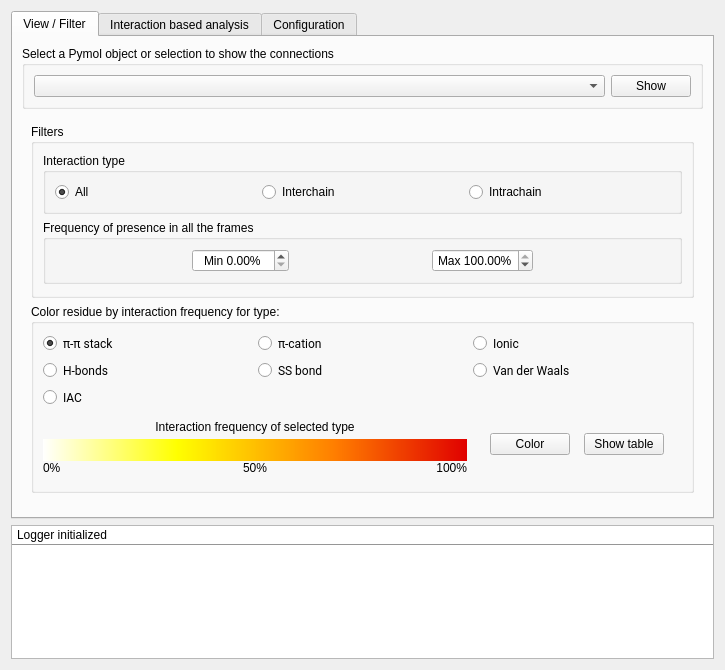
Before: the Qt Designer form plugin.ui in BioComputingUP/ring-pymol, drawn with Qt 5.
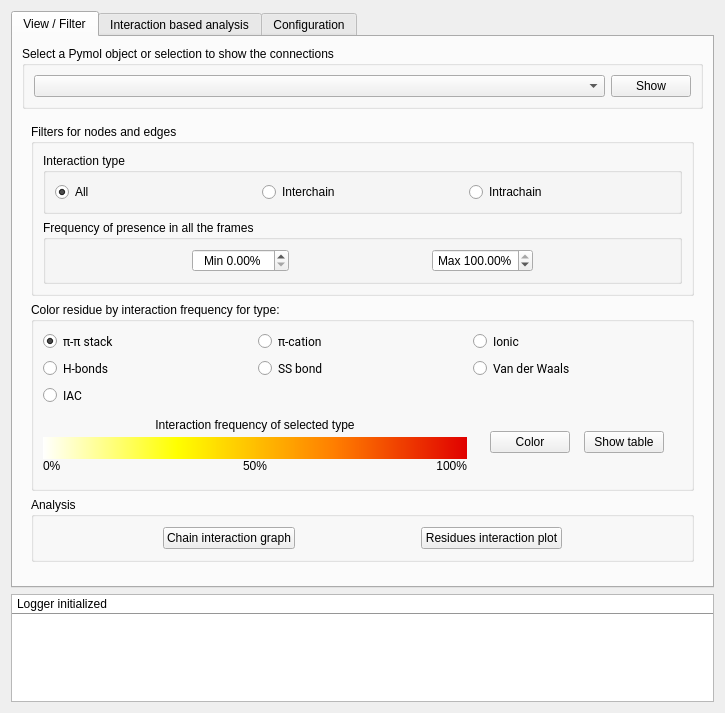
After: the same form once the commit is applied.

Commit message: Chain graph and residue interaction plot

Diff of the .ui file:
```diff
--- a/plugin.ui
+++ b/plugin.ui
@@ -7,7 +7,7 @@
     <x>0</x>
     <y>0</y>
     <width>725</width>
-    <height>670</height>
+    <height>713</height>
    </rect>
   </property>
   <property name="sizePolicy">
@@ -429,7 +429,7 @@
           <item row="0" column="1" colspan="2">
            <widget class="QGroupBox" name="groupBox">
             <property name="title">
-             <string>Filters</string>
+             <string>Filters for nodes and edges</string>
             </property>
             <layout class="QVBoxLayout" name="verticalLayout_3">
              <item>
@@ -542,6 +542,44 @@
             </layout>
            </widget>
           </item>
+          <item row="2" column="1" colspan="2">
+           <widget class="QGroupBox" name="groupBox_2">
+            <property name="title">
+             <string>Analysis</string>
+            </property>
+            <layout class="QHBoxLayout" name="horizontalLayout_4">
+             <item>
+              <widget class="QPushButton" name="chain_graph">
+               <property name="sizePolicy">
+                <sizepolicy hsizetype="Fixed" vsizetype="Fixed">
+                 <horstretch>0</horstretch>
+                 <verstretch>0</verstretch>
+                </sizepolicy>
+               </property>
+               <property name="text">
+                <string>Chain interaction graph</string>
+               </property>
+              </widget>
+             </item>
+             <item>
+              <widget class="QPushButton" name="resi_plot">
+               <property name="sizePolicy">
+                <sizepolicy hsizetype="Fixed" vsizetype="Fixed">
+                 <horstretch>0</horstretch>
+                 <verstretch>0</verstretch>
+                </sizepolicy>
+               </property>
+               <property name="toolTip">
+                <string>&lt;html&gt;&lt;head/&gt;&lt;body&gt;&lt;p&gt;Create a selection of exactly &lt;span style=&quot; font-weight:600;&quot;&gt;two&lt;/span&gt; residues that are interacting, to see how their interactions changes in the different states. Only for multistate objects.&lt;/p&gt;&lt;/body&gt;&lt;/html&gt;</string>
+               </property>
+               <property name="text">
+                <string>Residues interaction plot</string>
+               </property>
+              </widget>
+             </item>
+            </layout>
+           </widget>
+          </item>
          </layout>
         </widget>
        </item>
```
The commit also changes 1 other file.
